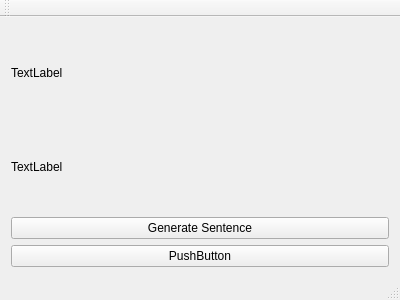
This is german_sentence_generator/mainwindow.ui in jbearce/german-sentence-generator as Qt 5 draws it before an edit. The edited form follows.
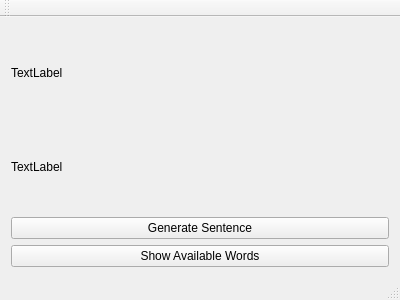
This is the edited form.

Commit message: Improve structure; add word lists display

What changed in the file:
```diff
--- a/german_sentence_generator/mainwindow.ui
+++ b/german_sentence_generator/mainwindow.ui
@@ -41,7 +41,7 @@
       <item>
        <widget class="QPushButton" name="pushButton_2">
         <property name="text">
-         <string>PushButton</string>
+         <string>Show Available Words</string>
         </property>
        </widget>
       </item>
```
Left out of the diff: 2 changed lines with no effect on the pictures. The commit also changes 12 other files.
